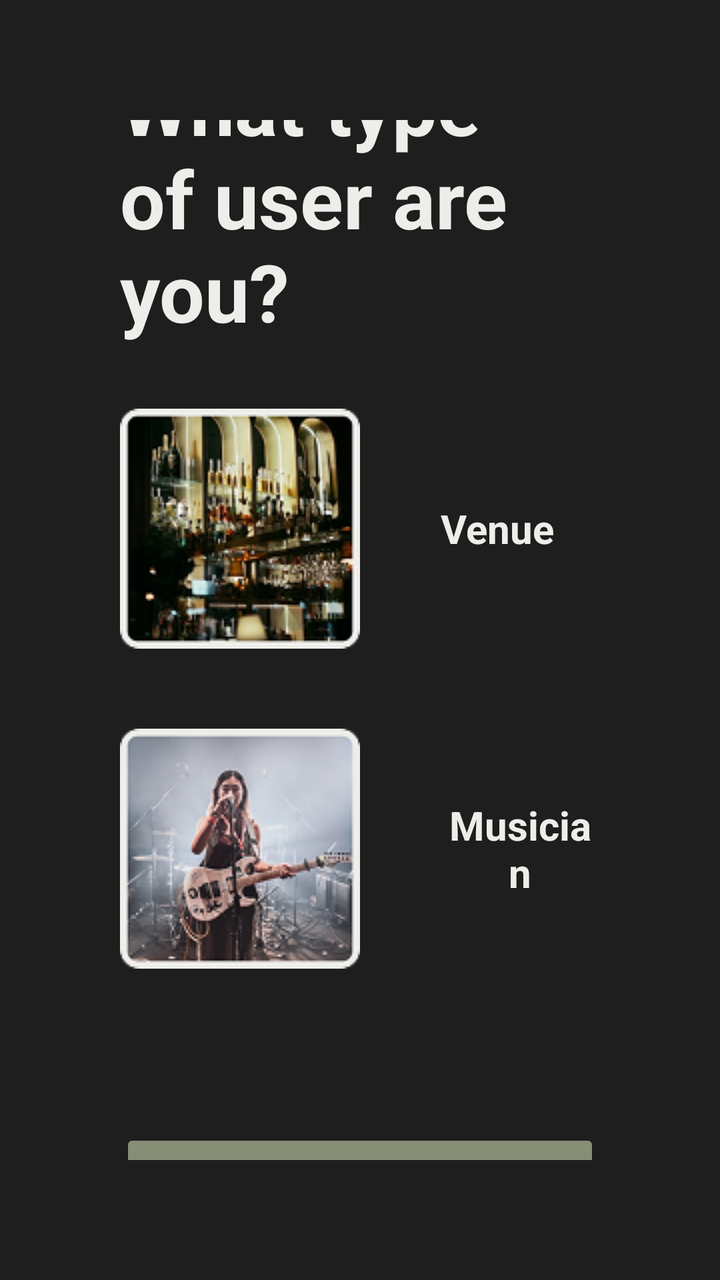
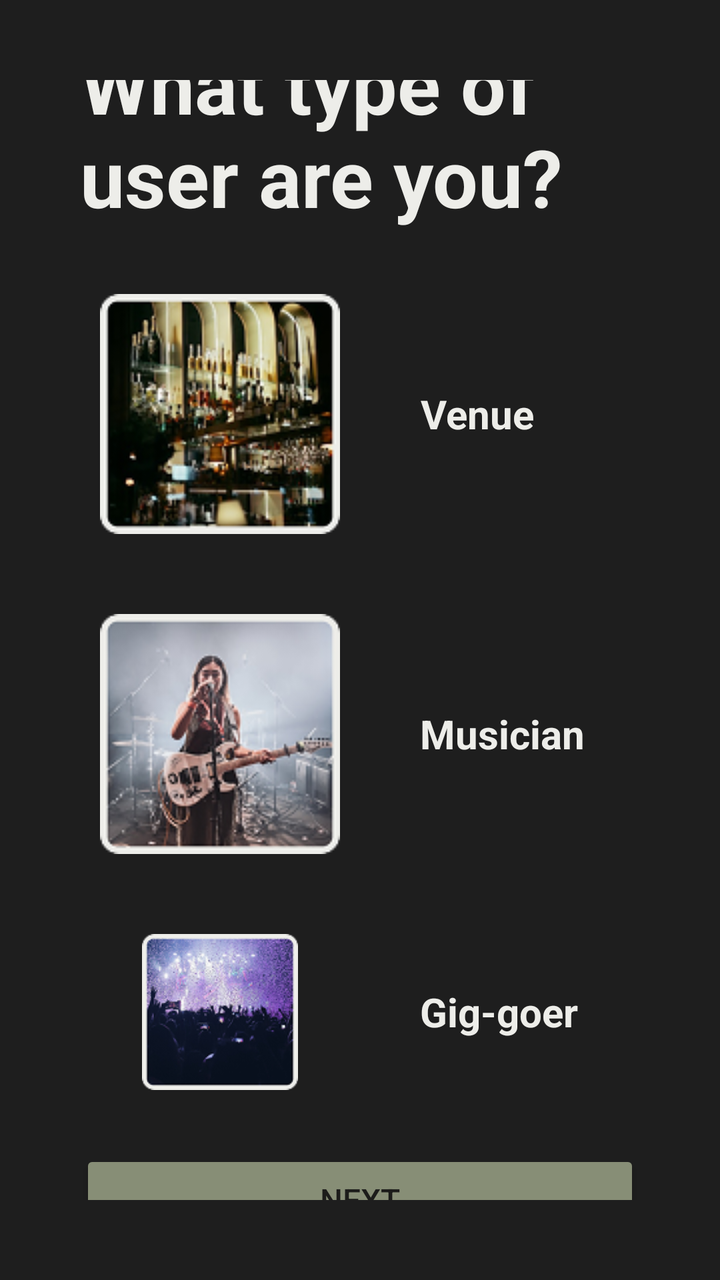

Screens rendered from an Android XML layout before and after an edit, with the pre-edit source and the edit as a unified diff.
<!-- AndroidManifest.xml: application theme Theme.TheGreenRoom -->
<!-- res/layout/activity_onboarding.xml -->
<?xml version="1.0" encoding="utf-8"?>
<LinearLayout xmlns:android="http://schemas.android.com/apk/res/android"
    xmlns:app="http://schemas.android.com/apk/res-auto"
    android:layout_width="match_parent"
    android:layout_height="match_parent"
    android:background="#1e1e1e"
    android:orientation="vertical"
    android:padding="60dp"
    android:gravity="center_vertical">

    <TextView
        android:layout_width="wrap_content"
        android:layout_height="wrap_content"
        android:text="What type of user are you?"
        android:textColor="#EDEDE9"
        android:textSize="40sp"
        android:textStyle="bold"
        android:layout_gravity="left"
        android:gravity="left"
        android:layout_marginBottom="32dp" />

    <LinearLayout
        android:layout_width="match_parent"
        android:layout_height="wrap_content"
        android:orientation="horizontal"
        android:layout_marginBottom="40dp">

        <ImageView
            android:id="@+id/venue"
            android:layout_width="wrap_content"
            android:layout_height="wrap_content"
            android:layout_gravity="center_horizontal"
            app:srcCompat="@drawable/venue"
            android:layout_marginEnd="40dp" />

        <TextView
            android:layout_width="wrap_content"
            android:layout_height="wrap_content"
            android:text="Venue"
            android:textColor="#EDEDE9"
            android:textSize="20sp"
            android:textStyle="bold"
            android:layout_gravity="center"
            android:gravity="center" />
    </LinearLayout>

    <LinearLayout
        android:layout_width="match_parent"
        android:layout_height="wrap_content"
        android:orientation="horizontal"
        android:layout_marginBottom="40dp">

        <ImageView
            android:id="@+id/musician"
            android:layout_width="wrap_content"
            android:layout_height="wrap_content"
            android:layout_gravity="center_horizontal"
            app:srcCompat="@drawable/musician"
            android:layout_marginEnd="40dp" />

        <TextView
            android:layout_width="wrap_content"
            android:layout_height="wrap_content"
            android:text="Musician"
            android:textColor="#EDEDE9"
            android:textSize="20sp"
            android:textStyle="bold"
            android:layout_gravity="center"
            android:gravity="center" />
    </LinearLayout>

    <LinearLayout
        android:layout_width="match_parent"
        android:layout_height="wrap_content"
        android:orientation="horizontal"
        android:layout_marginBottom="40dp">

        <ImageView
            android:id="@+id/giggoer"
            android:layout_width="wrap_content"
            android:layout_height="wrap_content"
            android:layout_gravity="center_horizontal"
            app:srcCompat="@drawable/giggoer"
            android:layout_marginEnd="40dp" />

        <TextView
            android:layout_width="wrap_content"
            android:layout_height="wrap_content"
            android:text="Gig-goer"
            android:textColor="#EDEDE9"
            android:textSize="20sp"
            android:textStyle="bold"
            android:layout_gravity="center"
            android:gravity="center" />
    </LinearLayout>

    <Button
        android:id="@+id/btn_next"
        android:layout_width="match_parent"
        android:layout_height="50dp"
        android:text="Next"
        android:textSize="16sp"
        android:backgroundTint="#878E76"
        android:textColor="#1C1C1A" />

</LinearLayout>
<!-- resources referenced by this layout -->
<resources>
  <!-- drawable giggoer: png bitmap (drawable, 30304 bytes) -->
  <!-- drawable musician: png bitmap (drawable, 28728 bytes) -->
  <!-- drawable venue: png bitmap (drawable, 34313 bytes) -->
  <style name="Theme.TheGreenRoom" parent="Base.Theme.TheGreenRoom" />
  <style name="Base.Theme.TheGreenRoom" parent="Theme.Material3.DayNight.NoActionBar">
          
          
      </style>
</resources>

<!-- the commit's change to res/layout/activity_onboarding.xml (unified diff, before → after) -->
@@ -5,25 +5,30 @@
     android:layout_height="match_parent"
     android:background="#1e1e1e"
     android:orientation="vertical"
-    android:padding="60dp"
+    android:padding="40dp"
     android:gravity="center_vertical">
 
     <TextView
         android:layout_width="wrap_content"
         android:layout_height="wrap_content"
-        android:text="What type of user are you?"
+        android:text="@string/what_type_of_user_are_you"
         android:textColor="#EDEDE9"
         android:textSize="40sp"
         android:textStyle="bold"
         android:layout_gravity="left"
         android:gravity="left"
-        android:layout_marginBottom="32dp" />
+        android:layout_marginBottom="22dp" />
 
     <LinearLayout
+        android:id="@+id/btn_venue"
         android:layout_width="match_parent"
         android:layout_height="wrap_content"
         android:orientation="horizontal"
-        android:layout_marginBottom="40dp">
+        android:layout_marginBottom="20dp"
+        android:background="@drawable/onboarding_selected_option"
+        android:clickable="true"
+        android:focusable="true"
+        android:padding="10dp">
 
         <ImageView
             android:id="@+id/venue"
@@ -36,7 +41,7 @@
         <TextView
             android:layout_width="wrap_content"
             android:layout_height="wrap_content"
-            android:text="Venue"
+            android:text="@string/venue"
             android:textColor="#EDEDE9"
             android:textSize="20sp"
             android:textStyle="bold"
@@ -45,10 +50,15 @@
     </LinearLayout>
 
     <LinearLayout
+        android:id="@+id/btn_musician"
         android:layout_width="match_parent"
         android:layout_height="wrap_content"
         android:orientation="horizontal"
-        android:layout_marginBottom="40dp">
+        android:layout_marginBottom="20dp"
+        android:background="@drawable/onboarding_selected_option"
+        android:clickable="true"
+        android:focusable="true"
+        android:padding="10dp">
 
         <ImageView
             android:id="@+id/musician"
@@ -61,7 +71,7 @@
         <TextView
             android:layout_width="wrap_content"
             android:layout_height="wrap_content"
-            android:text="Musician"
+            android:text="@string/musician"
             android:textColor="#EDEDE9"
             android:textSize="20sp"
             android:textStyle="bold"
@@ -70,10 +80,15 @@
     </LinearLayout>
 
     <LinearLayout
+        android:id="@+id/btn_giggoer"
         android:layout_width="match_parent"
         android:layout_height="wrap_content"
         android:orientation="horizontal"
-        android:layout_marginBottom="40dp">
+        android:layout_marginBottom="20dp"
+        android:background="@drawable/onboarding_selected_option"
+        android:clickable="true"
+        android:focusable="true"
+        android:padding="10dp">
 
         <ImageView
             android:id="@+id/giggoer"
@@ -86,7 +101,7 @@
         <TextView
             android:layout_width="wrap_content"
             android:layout_height="wrap_content"
-            android:text="Gig-goer"
+            android:text="@string/gig_goer"
             android:textColor="#EDEDE9"
             android:textSize="20sp"
             android:textStyle="bold"
@@ -98,7 +113,7 @@
         android:id="@+id/btn_next"
         android:layout_width="match_parent"
         android:layout_height="50dp"
-        android:text="Next"
+        android:text="@string/next"
         android:textSize="16sp"
         android:backgroundTint="#878E76"
         android:textColor="#1C1C1A" />
<!-- resource entries referenced after the edit -->
@@ -2,7 +2,29 @@
 <resources>
   <!-- drawable giggoer: png bitmap (drawable, 30304 bytes) -->
   <!-- drawable musician: png bitmap (drawable, 28728 bytes) -->
+  <!-- drawable onboarding_selected_option (drawable) -->
+  <?xml version="1.0" encoding="utf-8"?>
+  <selector xmlns:android="http://schemas.android.com/apk/res/android"
+      xmlns:app="http://schemas.android.com/apk/res-auto">
+    <item android:state_selected="true">
+      <shape android:shape="rectangle">
+        <stroke android:width="3dp" android:color="#80878E76" />
+        <corners android:radius="20dp" />
+      </shape>
+    </item>
+    <item>
+      <shape android:shape="rectangle">
+        <stroke android:width="0dp" android:color="#000000" />
+        <corners android:radius="20dp" />
+      </shape>
+    </item>
+  </selector>
   <!-- drawable venue: png bitmap (drawable, 34313 bytes) -->
+  <string name="gig_goer">Gig-goer</string>
+  <string name="musician">Musician</string>
+  <string name="next">Next</string>
+  <string name="venue">Venue</string>
+  <string name="what_type_of_user_are_you">What type of user are you?</string>
   <style name="Theme.TheGreenRoom" parent="Base.Theme.TheGreenRoom" />
   <style name="Base.Theme.TheGreenRoom" parent="Theme.Material3.DayNight.NoActionBar">
           
